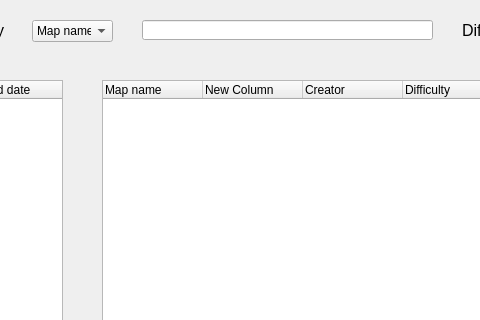
Qt form prototype/taiko/map_selection_window.ui (defaultax7/2012h-project) before a commit; both pictures show x 168 to 648 and y 0 to 320 of the 800 by 601 pixel window.
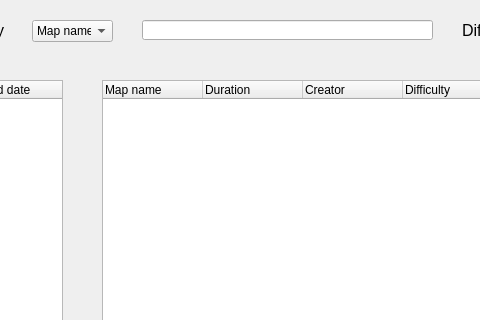
The same form after that commit. Icons and pictures are not drawn.

What changed in the file:
```diff
--- a/prototype/taiko/map_selection_window.ui
+++ b/prototype/taiko/map_selection_window.ui
@@ -10,6 +10,12 @@
     <height>601</height>
    </rect>
   </property>
+  <property name="sizePolicy">
+   <sizepolicy hsizetype="Preferred" vsizetype="Preferred">
+    <horstretch>0</horstretch>
+    <verstretch>0</verstretch>
+   </sizepolicy>
+  </property>
   <property name="windowTitle">
    <string>MainWindow</string>
   </property>
@@ -485,7 +491,7 @@
     </column>
     <column>
      <property name="text">
-      <string>New Column</string>
+      <string>Duration</string>
      </property>
     </column>
     <column>
@@ -500,7 +506,7 @@
     </column>
     <column>
      <property name="text">
-      <string>Map path</string>
+      <string>ID</string>
      </property>
     </column>
    </widget>
```
